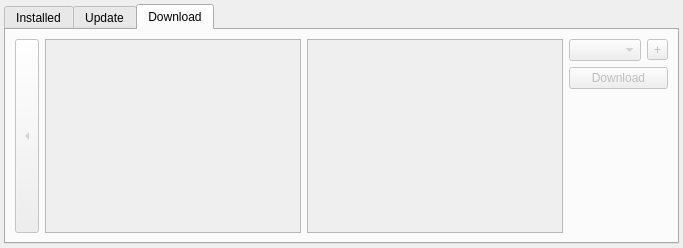
Above: client/mappackageswidget.ui from unsanded/monav before the change. Below: the same form after it.
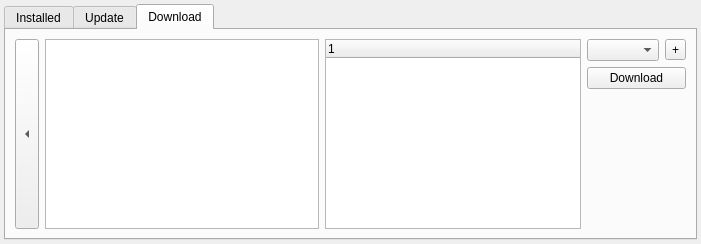
That is the form after the change. The open tabs and pages were chosen to show the change. Custom widgets are drawn as their Qt base class.

Commit message: basic server side package list

```diff
--- a/client/mappackageswidget.ui
+++ b/client/mappackageswidget.ui
@@ -2,6 +2,14 @@
 <ui version="4.0">
  <class>MapPackagesWidget</class>
  <widget class="QWidget" name="MapPackagesWidget">
+  <property name="geometry">
+   <rect>
+    <x>0</x>
+    <y>0</y>
+    <width>701</width>
+    <height>244</height>
+   </rect>
+  </property>
   <property name="windowTitle">
    <string>Form</string>
   </property>
@@ -135,12 +143,12 @@
      </widget>
      <widget class="QWidget" name="downloadable">
       <property name="enabled">
-       <bool>false</bool>
+       <bool>true</bool>
       </property>
       <attribute name="title">
        <string>Download</string>
       </attribute>
-      <layout class="QHBoxLayout" name="horizontalLayout_2" stretch="0,1,1,0">
+      <layout class="QHBoxLayout" name="horizontalLayout_2" stretch="0,1,0,0">
        <item>
         <widget class="QToolButton" name="back">
          <property name="sizePolicy">
@@ -161,10 +169,24 @@
         <widget class="QListWidget" name="downloadBrowse"/>
        </item>
        <item>
-        <widget class="QListWidget" name="downloadList">
+        <widget class="QTreeWidget" name="downloadList">
+         <property name="showDropIndicator" stdset="0">
+          <bool>true</bool>
+         </property>
          <property name="selectionMode">
           <enum>QAbstractItemView::MultiSelection</enum>
          </property>
+         <property name="expandsOnDoubleClick">
+          <bool>false</bool>
+         </property>
+         <property name="columnCount">
+          <number>1</number>
+         </property>
+         <column>
+          <property name="text">
+           <string notr="true">1</string>
+          </property>
+         </column>
         </widget>
        </item>
        <item>
@@ -172,7 +194,11 @@
          <item>
           <layout class="QHBoxLayout" name="horizontalLayout">
            <item>
-            <widget class="QComboBox" name="server"/>
+            <widget class="QComboBox" name="server">
+             <property name="enabled">
+              <bool>true</bool>
+             </property>
+            </widget>
            </item>
            <item>
             <widget class="QToolButton" name="addServer">
```
Left out of the diff: 18 changed lines with no effect on the pictures. The commit also changes 9 other files.
